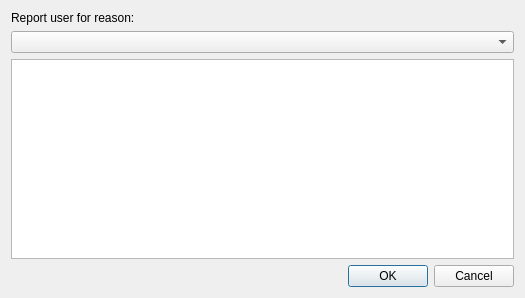
First picture: the form in designer/Ui_ReportDialog.ui, repository psuong/P2PBooks, before the edit.
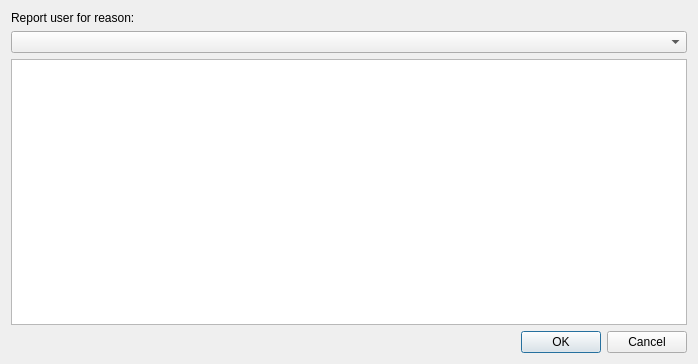
Second picture: the form after the edit.

Patch:
```diff
--- a/designer/Ui_ReportDialog.ui
+++ b/designer/Ui_ReportDialog.ui
@@ -6,8 +6,8 @@
    <rect>
     <x>0</x>
     <y>0</y>
-    <width>525</width>
-    <height>298</height>
+    <width>698</width>
+    <height>364</height>
    </rect>
   </property>
   <property name="windowTitle">
```
